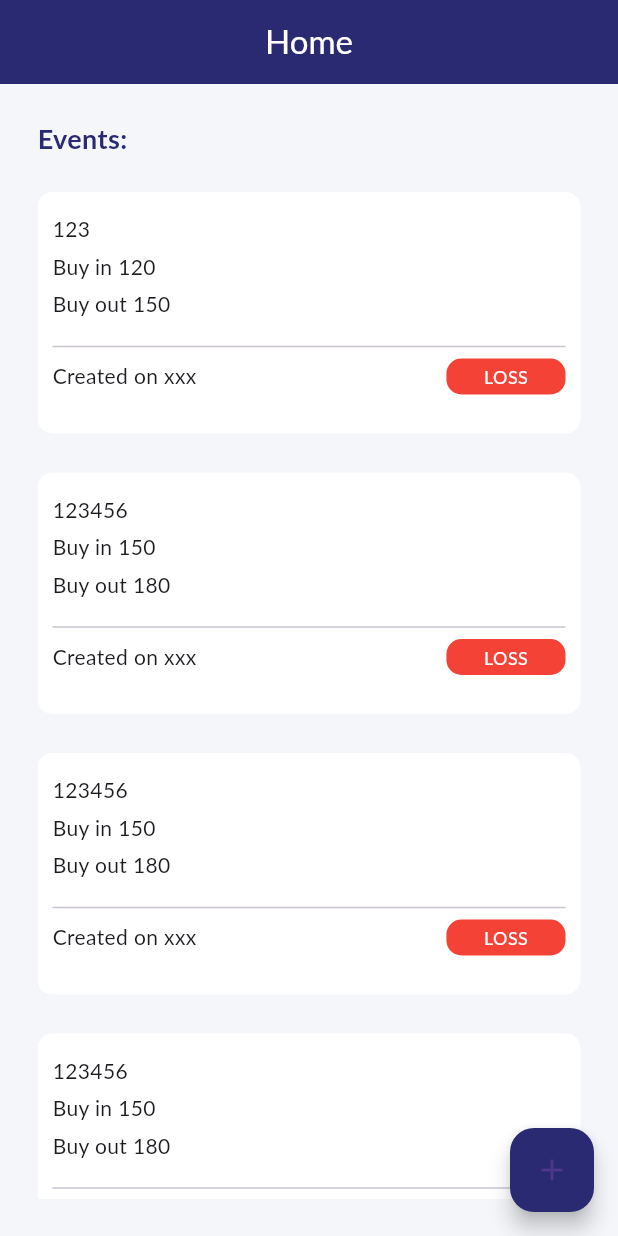
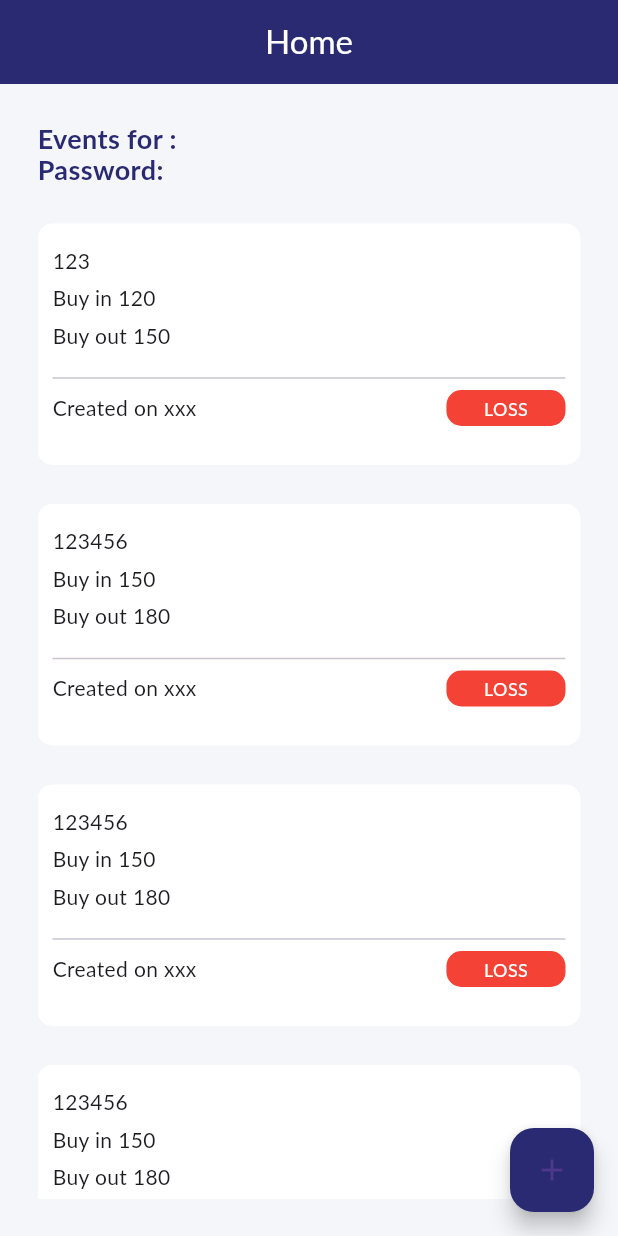
Before and after one commit to KacperMroz/tutorial_app, a Flutter app: the screen it shows after launch, after a tap on "Go to app", after a tap on "Sign in", on a phone screen of 412 x 824 dp. Run offline on Flutter 3.47's test engine with Material 3 defaults, Android fonts, the phone set to English and light mode, and no system bars; our stand-ins replace flutter_bloc, freezed_annotation, get_it, injectable; Roboto replaces fonts that are missing (Lato).

Commit message:
Co-authored-by: joieprawda <joieprawda@users.noreply.github.com>

```diff
--- a/lib/app/app.dart
+++ b/lib/app/app.dart
@@ -1,4 +1,8 @@
 import 'package:flutter/material.dart';
+import 'package:flutter_bloc/flutter_bloc.dart';
+import 'package:tutorial_project/bloc_test/cubit/bloc_test_cubit.dart';
+import 'package:tutorial_project/bloc_test/views/bloc_test_page.dart';
+import 'package:tutorial_project/feature/login/cubit/login_cubit.dart';
 import 'package:tutorial_project/feature/splash/splash_page.dart';
 import 'package:tutorial_project/theme/app_colors.dart';
 
@@ -14,11 +18,17 @@ class TutorialApp extends StatefulWidget {
 class _TutorialAppState extends State<TutorialApp> {
   @override
   Widget build(BuildContext context) {
-    return MaterialApp(
-      navigatorKey: navigatorKey,
-      title: 'Flutter Tutorial',
-      home: const SplashPage(),
-      theme: customThemeData,
+    return MultiBlocProvider(
+      providers: [
+        BlocProvider(create: (context) => BlocTestCubit()),
+        BlocProvider(create: (context) => LoginCubit()),
+      ],
+      child: MaterialApp(
+        navigatorKey: navigatorKey,
+        title: 'Flutter Tutorial',
+        home: const SplashPage(),
+        theme: customThemeData,
+      ),
     );
   }
 
--- /dev/null
+++ b/lib/bloc_test/cubit/bloc_test_cubit.dart
@@ -0,0 +1,36 @@
+import 'package:flutter_bloc/flutter_bloc.dart';
+import 'package:freezed_annotation/freezed_annotation.dart';
+import 'package:injectable/injectable.dart';
+import 'package:tutorial_project/utils/bloc_utils.dart';
+
+part 'bloc_test_cubit.freezed.dart';
+
+@injectable
+class BlocTestCubit extends Cubit<BlocTestState> {
+  BlocTestCubit() : super(BlocTestState.initial());
+
+  Future<void> onIncrementPressed() async {
+    emit(state.copyWith(status: BlocStatus.loading));
+    await Future.delayed(const Duration(seconds: 2));
+    emit(state.copyWith(status: BlocStatus.success, value: state.value! + 1));
+  }
+
+  Future<void> onDecrementPressed() async {
+    emit(state.copyWith(status: BlocStatus.loading));
+    await Future.delayed(const Duration(seconds: 2));
+    emit(state.copyWith(status: BlocStatus.success, value: state.value! - 1));
+  }
+}
+
+@freezed
+class BlocTestState with _$BlocTestState {
+  const factory BlocTestState({
+    BlocStatus? status,
+    double? value,
+  }) = _BlocTestState;
+
+  factory BlocTestState.initial() => const BlocTestState(
+        status: BlocStatus.initial,
+        value: 0,
+      );
+}
--- a/lib/feature/home/views/home_page.dart
+++ b/lib/feature/home/views/home_page.dart
@@ -1,8 +1,10 @@
 // ignore_for_file: unused_import
 
 import 'package:flutter/material.dart';
+import 'package:flutter_bloc/flutter_bloc.dart';
 import 'package:tutorial_project/app/main_route.dart';
 import 'package:tutorial_project/feature/home/views/home_view.dart';
+import 'package:tutorial_project/feature/login/cubit/login_cubit.dart';
 import 'package:tutorial_project/feature/statistics/views/statistics_page.dart';
 import 'package:tutorial_project/feature/statistics/views/statistics_view.dart';
 import 'package:tutorial_project/theme/app_colors.dart';
@@ -33,7 +35,10 @@ class _HomePageState extends State<HomePage> {
           style: TextStyle(color: Colors.white),
         ),
       ),
-      body: const HomeView(),
+      body: HomeView(
+        name: context.read<LoginCubit>().state.user!.name,
+        password: context.read<LoginCubit>().state.user!.password,
+      ),
     );
   }
 
@@ -41,3 +46,11 @@ class _HomePageState extends State<HomePage> {
     Navigator.of(context).pushReplacement(StatisticsPage.route());
   }
 }
+
+//Pod przycisk FAB podpiąc nawigacje do nowego ekranu z dodawaniem nowych gier.
+//W nawigacji zamiast pushAndReplacment użyć push.
+//Utworzyć model GamesData, który będzie zawierał pola: GameName (string) , BuyIn (double), BuyOut (double).
+//Napisać cubit do zarządzania stanem tego modelu.
+//Podpiąć pod TextField tak samo jak w przypadku LoginCubit.
+//Dane wyświetlić na karcie na ekranie głównym.
+//Przemyśleć co zrobić w przypadku, gdy dopiero weszliśmy do aplikacji i nie mamy jeszcze danych.
--- a/lib/feature/home/views/home_view.dart
+++ b/lib/feature/home/views/home_view.dart
@@ -4,7 +4,10 @@ import 'package:tutorial_project/theme/app_typography.dart';
 import 'package:tutorial_project/theme/dimensions.dart';
 
 class HomeView extends StatelessWidget {
-  const HomeView({super.key});
+  const HomeView({super.key, required this.name, required this.password});
+
+  final String name;
+  final String password;
 
   @override
   Widget build(BuildContext context) {
@@ -15,7 +18,12 @@ class HomeView extends StatelessWidget {
           crossAxisAlignment: CrossAxisAlignment.stretch,
           children: [
             Text(
-              'Events:',
+              'Events for $name:',
+              style: AppTypography.mediumTitle
+                  .copyWith(color: AppColors.appPrimaryColor),
+            ),
+            Text(
+              'Password: $password',
               style: AppTypography.mediumTitle
                   .copyWith(color: AppColors.appPrimaryColor),
             ),
--- /dev/null
+++ b/lib/feature/login/cubit/login_cubit.dart
@@ -0,0 +1,33 @@
+import 'package:flutter_bloc/flutter_bloc.dart';
+import 'package:freezed_annotation/freezed_annotation.dart';
+import 'package:tutorial_project/modules/domain/user/model/user.dart';
+import 'package:tutorial_project/utils/bloc_utils.dart';
+
+part 'login_cubit.freezed.dart';
+
+class LoginCubit extends Cubit<LoginState> {
+  LoginCubit() : super(LoginState.initial());
+
+  Future<void> onNameChanged(String value) async {
+    emit(state.copyWith(user: state.user!.copyWith(name: value)));
+    print(state.user!.name);
+  }
+
+  Future<void> onPasswordChange(String value) async {
+    emit(state.copyWith(user: state.user!.copyWith(password: value)));
+    print(state.user!.password);
+  }
+}
+
+@freezed
+class LoginState with _$LoginState {
+  const factory LoginState({
+    BlocStatus? status,
+    User? user,
+  }) = _LoginState;
+
+  factory LoginState.initial() => const LoginState(
+        status: BlocStatus.initial,
+        user: User(),
+      );
+}
--- a/lib/feature/login/views/login_view.dart
+++ b/lib/feature/login/views/login_view.dart
@@ -8,10 +8,14 @@ class LoginView extends StatelessWidget {
   const LoginView(
       {super.key,
       required this.onLoginPressed,
-      required this.onRegisterPressed});
+      required this.onRegisterPressed,
+      required this.onNameChanged,
+      required this.onPasswordChanged});
 
   final VoidCallback onRegisterPressed;
   final VoidCallback onLoginPressed;
+  final Function(String) onNameChanged;
+  final Function(String) onPasswordChanged;
 
   @override
   Widget build(BuildContext context) {
@@ -32,17 +36,23 @@ class LoginView extends StatelessWidget {
           const SizedBox(
             height: 100,
           ),
-          const AppTextField(fieldName: 'E-mail'),
+          AppTextField(
+            fieldName: 'E-mail',
+            onChanged: onNameChanged,
+          ),
           const SizedBox(
             height: 37,
           ),
-          const AppTextField(fieldName: 'Password'),
+          AppTextField(
+            fieldName: 'Password',
+            onChanged: onPasswordChanged,
+          ),
+          // const SizedBox(
+          //   height: 37,
+          // ),
+          // const AppTextField(fieldName: 'Nickname'),
           const SizedBox(
-            height: 37,
-          ),
-          const AppTextField(fieldName: 'Nickname'),
-          const SizedBox(
-            height: 120,
+            height: 90,
           ),
           TextButton(
               style: TextButton.styleFrom(
--- a/lib/main.dart
+++ b/lib/main.dart
@@ -1,5 +1,6 @@
 import 'package:flutter/material.dart';
 import 'package:tutorial_project/app/app.dart';
+import 'package:tutorial_project/injection/injection.dart';
 
 void main() async {
   WidgetsFlutterBinding.ensureInitialized();
@@ -7,6 +8,7 @@ void main() async {
 }
 
 Future<void> initAppConfig() async {
+  configureDependencies();
   WidgetsFlutterBinding.ensureInitialized();
   runApp(const TutorialApp());
 }
--- /dev/null
+++ b/lib/utils/bloc_utils.dart
@@ -0,0 +1,6 @@
+enum BlocStatus {
+  initial,
+  loading,
+  success,
+  error,
+}
```
Also changed, not shown: lib/bloc_test/views/bloc_test_page.dart (added, +56 -0 lines), lib/bloc_test/views/bloc_test_view.dart (added, +60 -0 lines), lib/feature/login/views/login_page.dart (+15 -2 lines), lib/feature/widgets/app_text_field.dart (+6 -2 lines), lib/injection/injection.dart (added, +13 -0 lines), lib/modules/domain/user/model/user.dart (added, +11 -0 lines), pubspec.yaml (+12 -72 lines), lib/bloc_test/cubit/bloc_test_cubit.freezed.dart (added), lib/feature/login/cubit/login_cubit.freezed.dart (added), lib/injection/injection.config.dart (added), lib/modules/domain/user/model/user.freezed.dart (added), pubspec.lock, 1 other file.
